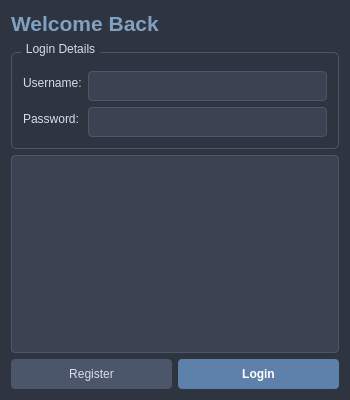
This is client/authdialog.ui in DOESNT-GAME/tmp as Qt 5 draws it before an edit. The edited form follows.
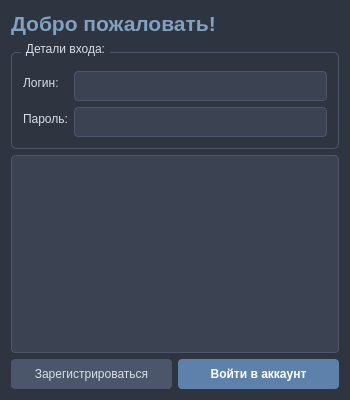
This is the edited form.

```diff
--- a/client/authdialog.ui
+++ b/client/authdialog.ui
@@ -29,7 +29,7 @@
 }</string>
      </property>
      <property name="text">
-      <string>Welcome Back</string>
+      <string>Добро пожаловать!</string>
      </property>
     </widget>
    </item>
@@ -49,7 +49,7 @@
 }</string>
      </property>
      <property name="title">
-      <string>Login Details</string>
+      <string>Детали входа:</string>
      </property>
      <layout class="QFormLayout" name="formLayout">
       <item row="0" column="0">
@@ -60,7 +60,7 @@
 }</string>
         </property>
         <property name="text">
-         <string>Username:</string>
+         <string>Логин:</string>
         </property>
        </widget>
       </item>
@@ -85,7 +85,7 @@
 }</string>
         </property>
         <property name="text">
-         <string>Password:</string>
+         <string>Пароль:</string>
         </property>
        </widget>
       </item>
@@ -141,7 +141,7 @@
 }</string>
        </property>
        <property name="text">
-        <string>Register</string>
+        <string>Зарегистрироваться</string>
        </property>
       </widget>
      </item>
@@ -161,7 +161,7 @@
 }</string>
        </property>
        <property name="text">
-        <string>Login</string>
+        <string>Войти в аккаунт</string>
        </property>
       </widget>
      </item>
```
